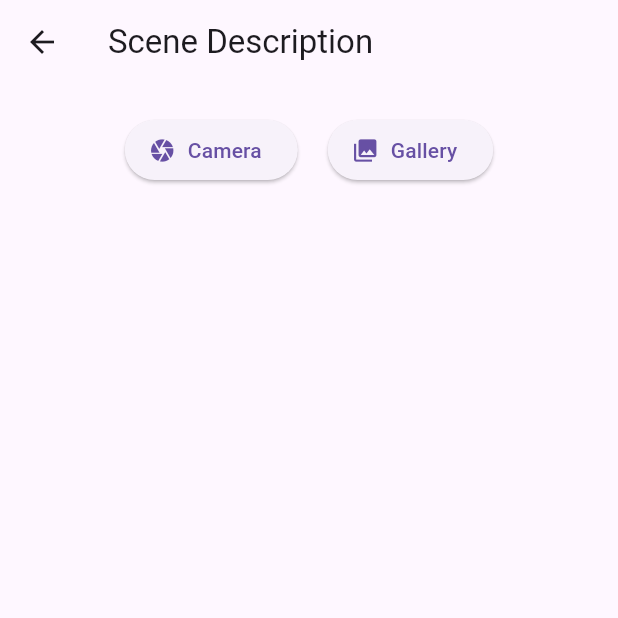
After one commit to PrajwalP-BmsCS/ResQ, a Flutter app: the SceneDescriptionScreen screen opened directly, after a tap on "Camera", on a phone screen of 412 x 824 dp, the top half of it. The commit adds this screen. Run offline on Flutter 3.47's test engine with Material 3 defaults, Android fonts, the phone set to English and light mode, and no system bars; our stand-ins replace camera, flutter_map, flutter_secure_storage, flutter_tts, image_picker, latlong2 and 2 more; missing offline and left inert: google_mlkit_text_recognition; accounts and stored records are empty.

Commit message:
cloud version done

```diff
--- a/lib/pages/home_page.dart
+++ b/lib/pages/home_page.dart
@@ -6,6 +6,8 @@ import 'package:camera/camera.dart';
 import 'package:shared_preferences/shared_preferences.dart';
 import 'package:url_launcher/url_launcher.dart';
 import 'package:req_demo/pages/navigation.dart';
+import 'package:req_demo/pages/scene_description.dart';
+
 class HomePage extends StatelessWidget {
   final List<CameraDescription> cameras;
   HomePage({required this.cameras});
@@ -56,7 +58,7 @@ class HomePage extends StatelessWidget {
       {
         "title": "Scene Description",
         "icon": Icons.image_search,
-        "page": PlaceholderPage(title: "Scene Description")
+        "page": SceneDescriptionScreen()
       },
     ];
 
--- /dev/null
+++ b/lib/pages/scene_description.dart
@@ -0,0 +1,133 @@
+import 'dart:io';
+import 'package:flutter/material.dart';
+import 'package:image_picker/image_picker.dart';
+import 'package:flutter_tts/flutter_tts.dart';
+import 'package:http/http.dart' as http;
+import 'dart:convert';
+
+class SceneDescriptionScreen extends StatefulWidget {
+  @override
+  _SceneDescriptionScreenState createState() => _SceneDescriptionScreenState();
+}
+
+class _SceneDescriptionScreenState extends State<SceneDescriptionScreen> {
+  File? _selectedImage;
+  String? _description;
+  final FlutterTts flutterTts = FlutterTts();
+  bool _isProcessing = false;
+
+  // 🔌 Change this to your server’s IP / domain
+  final String serverUrl = "http://192.168.31.45:8000/caption";
+
+  @override
+  void initState() {
+    super.initState();
+    flutterTts.setLanguage("en-IN");
+    flutterTts.setSpeechRate(0.5);
+    flutterTts.setPitch(1.0);
+  }
+
+  Future<void> _pickImage(ImageSource source) async {
+    final picker = ImagePicker();
+    final pickedFile = await picker.pickImage(source: source);
+
+    if (pickedFile == null) return;
+
+    final imageFile = File(pickedFile.path);
+
+    setState(() {
+      _selectedImage = imageFile;
+      _isProcessing = true;
+      _description = null;
+    });
+
+    try {
+      // 📤 Send image to server
+      final request = http.MultipartRequest("POST", Uri.parse(serverUrl));
+      request.files.add(await http.MultipartFile.fromPath("file", imageFile.path));
+      final response = await request.send();
+
+      if (response.statusCode == 200) {
+        final respStr = await response.stream.bytesToString();
+        final data = jsonDecode(respStr);
+        final result = data["caption"] ?? "No description found";
+
+        setState(() {
+          _description = result;
+          _isProcessing = false;
+        });
+
+        // 🔊 Speak result
+        if (result.isNotEmpty) {
+          await flutterTts.speak("This looks like $result");
+        } else {
+          await flutterTts.speak("I could not describe the scene");
+        }
+      } else {
+        throw Exception("Server error: ${response.statusCode}");
+      }
+    } catch (e) {
+      setState(() => _isProcessing = false);
+      print("❌ Error: $e");
+      await flutterTts.speak("Error describing the scene");
+    }
+  }
+
+  @override
+  void dispose() {
+    flutterTts.stop();
+    super.dispose();
+  }
+
+  @override
+  Widget build(BuildContext context) {
+    return Scaffold(
+      appBar: AppBar(title: Text("Scene Description")),
+      body: SingleChildScrollView(
+        padding: const EdgeInsets.all(20.0),
+        child: Column(
+          mainAxisAlignment: MainAxisAlignment.center,
+          children: [
+            // Buttons to choose image
+            Row(
+              mainAxisAlignment: MainAxisAlignment.center,
+              children: [
+                ElevatedButton.icon(
+                  onPressed: () => _pickImage(ImageSource.camera),
+                  icon: Icon(Icons.camera),
+                  label: Text('Camera'),
+                ),
+                SizedBox(width: 20),
+                ElevatedButton.icon(
+                  onPressed: () => _pickImage(ImageSource.gallery),
+                  icon: Icon(Icons.photo_library),
+                  label: Text('Gallery'),
+                ),
+              ],
+            ),
+            const SizedBox(height: 20),
+
+            // Selected Image
+            if (_selectedImage != null)
+              Column(
+                crossAxisAlignment: CrossAxisAlignment.start,
+                children: [
+                  Image.file(_selectedImage!, height: 250),
+                  const SizedBox(height: 20),
+
+                  // Description
+                  if (_isProcessing)
+                    Center(child: CircularProgressIndicator())
+                  else if (_description != null)
+                    Text(
+                      "Scene: $_description",
+                      style: TextStyle(fontSize: 16),
+                    ),
+                ],
+              ),
+          ],
+        ),
+      ),
+    );
+  }
+}
```
Also changed, not shown: pubspec.lock, 2 other files.
